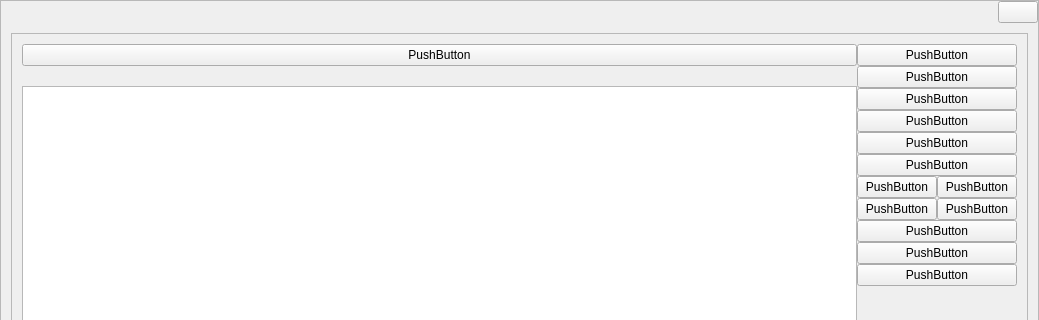
This is src/gui/ui/dlg.ui in LaM0uette/MyDLG as Qt 5 draws it before an edit; both pictures show x 0 to 1039 and y 0 to 320 of the 1039 by 657 pixel window. The edited form follows.
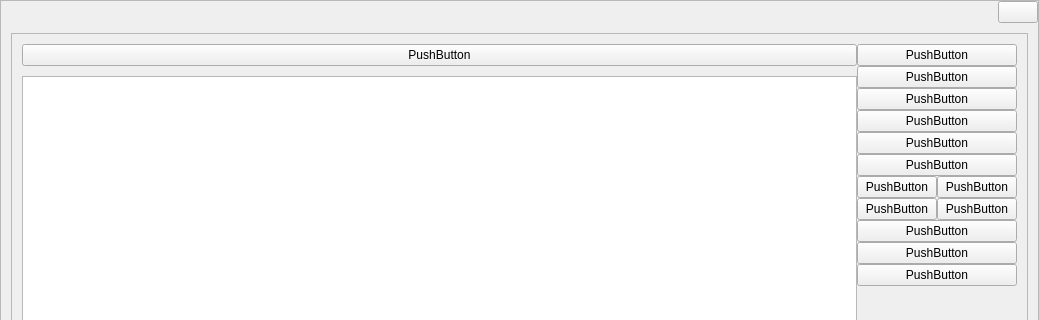
This is the edited form.

Commit message: ui des dlg

The edit to the form file:
```diff
--- a/src/gui/ui/dlg.ui
+++ b/src/gui/ui/dlg.ui
@@ -259,7 +259,7 @@
             <item row="0" column="0" rowspan="2">
              <layout class="QVBoxLayout" name="verticalLayout">
               <property name="spacing">
-               <number>20</number>
+               <number>10</number>
               </property>
               <item>
                <widget class="QPushButton" name="pb_dlg">
```
The commit also changes 1 other file.
